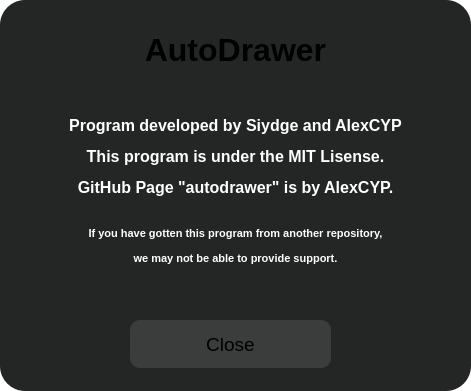
This is AutoDrawer_v2/AutoDrawer/infowindow.ui in AlexDalas/autodrawer as Qt 5 draws it before an edit. The edited form follows.
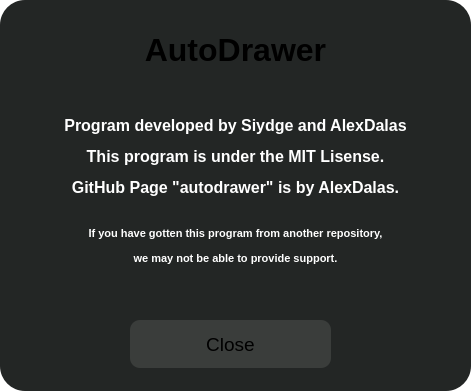
This is the edited form.

Commit message: Change URL and name references

What changed in the file:
```diff
--- a/AutoDrawer_v2/AutoDrawer/infowindow.ui
+++ b/AutoDrawer_v2/AutoDrawer/infowindow.ui
@@ -80,7 +80,7 @@
       <string notr="true">color: white;</string>
      </property>
      <property name="text">
-      <string>&lt;html&gt;&lt;head/&gt;&lt;body&gt;&lt;p align=&quot;center&quot;&gt;Program developed by Siydge and AlexCYP&lt;/p&gt;&lt;p align=&quot;center&quot;&gt;This program is under the MIT Lisense.&lt;/p&gt;&lt;p align=&quot;center&quot;&gt;GitHub Page &amp;quot;autodrawer&amp;quot; is by AlexCYP. &lt;span style=&quot; font-size:6pt;&quot;&gt;&lt;br/&gt;&lt;/span&gt;&lt;/p&gt;&lt;p align=&quot;center&quot;&gt;&lt;span style=&quot; font-size:8pt;&quot;&gt;If you have gotten this program from another repository,&lt;/span&gt;&lt;/p&gt;&lt;p align=&quot;center&quot;&gt;&lt;span style=&quot; font-size:8pt;&quot;&gt;we may not be able to provide support.&lt;/span&gt;&lt;/p&gt;&lt;/body&gt;&lt;/html&gt;</string>
+      <string>&lt;html&gt;&lt;head/&gt;&lt;body&gt;&lt;p align=&quot;center&quot;&gt;Program developed by Siydge and AlexDalas&lt;/p&gt;&lt;p align=&quot;center&quot;&gt;This program is under the MIT Lisense.&lt;/p&gt;&lt;p align=&quot;center&quot;&gt;GitHub Page &amp;quot;autodrawer&amp;quot; is by AlexDalas. &lt;span style=&quot; font-size:6pt;&quot;&gt;&lt;br/&gt;&lt;/span&gt;&lt;/p&gt;&lt;p align=&quot;center&quot;&gt;&lt;span style=&quot; font-size:8pt;&quot;&gt;If you have gotten this program from another repository,&lt;/span&gt;&lt;/p&gt;&lt;p align=&quot;center&quot;&gt;&lt;span style=&quot; font-size:8pt;&quot;&gt;we may not be able to provide support.&lt;/span&gt;&lt;/p&gt;&lt;/body&gt;&lt;/html&gt;</string>
      </property>
      <property name="textFormat">
       <enum>Qt::RichText</enum>
```
The commit also changes 1 other file.
